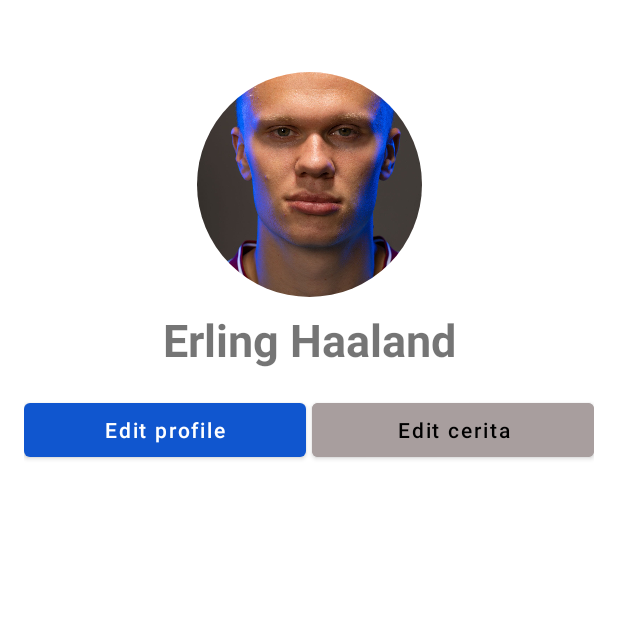
After one commit to achmadsyarif252/FasbookApp, an Android app: the ProfileActivity screen opened directly, with no data from a screen before it, on a phone screen of 412 x 824 dp, the top half of it. The commit adds this screen. Run offline under Robolectric (Android 15) with nearby library versions, the phone set to English and light mode, and no system bars; our stand-ins replace CircleImageView.

Commit message:
Implementation of concept i have gain from dicoding android developer roadmap

```diff
--- a/app/build.gradle
+++ b/app/build.gradle
@@ -1,6 +1,8 @@
 plugins {
     id 'com.android.application'
     id 'org.jetbrains.kotlin.android'
+    id 'kotlin-parcelize'
+
 }
 
 android {
--- a/app/src/main/AndroidManifest.xml
+++ b/app/src/main/AndroidManifest.xml
@@ -17,6 +17,12 @@
             android:name=".HomeActivity"
             android:exported="false" />
         <activity
+            android:name=".PostQutesActivity"
+            android:exported="false" />
+        <activity
+            android:name=".ProfileActivity"
+            android:exported="false" />
+        <activity
             android:name=".MainActivity"
             android:exported="true">
             <intent-filter>
--- /dev/null
+++ b/app/src/main/java/com/example/latihankonsep/ProfileActivity.kt
@@ -0,0 +1,25 @@
+package com.example.latihankonsep
+
+import androidx.appcompat.app.AppCompatActivity
+import android.os.Bundle
+import android.util.Log
+import com.example.latihankonsep.databinding.ActivityProfileBinding
+
+class ProfileActivity : AppCompatActivity() {
+    private lateinit var profileActivityProfileBinding: ActivityProfileBinding
+
+    override fun onCreate(savedInstanceState: Bundle?) {
+        super.onCreate(savedInstanceState)
+        profileActivityProfileBinding = ActivityProfileBinding.inflate(layoutInflater)
+        setContentView(profileActivityProfileBinding.root)
+        supportActionBar?.hide()
+
+        val mFragmentManager = supportFragmentManager
+        val mProfileFragment = ProfileFragment()
+
+        mFragmentManager.beginTransaction()
+            .add(R.id.frameContainer, mProfileFragment, ProfileFragment::class.java.simpleName)
+            .commit()
+
+    }
+}
--- /dev/null
+++ b/app/src/main/java/com/example/latihankonsep/ProfileFragment.kt
@@ -0,0 +1,49 @@
+package com.example.latihankonsep
+
+import android.os.Bundle
+import android.util.Log
+import androidx.fragment.app.Fragment
+import android.view.LayoutInflater
+import android.view.View
+import android.view.ViewGroup
+import android.widget.Button
+import android.widget.TextView
+
+class ProfileFragment : Fragment() {
+    private lateinit var btnEditProfile: Button
+    private lateinit var tvUsername: TextView
+
+    override fun onCreateView(
+        inflater: LayoutInflater, container: ViewGroup?,
+        savedInstanceState: Bundle?
+    ): View? {
+        // Inflate the layout for this fragment
+        return inflater.inflate(R.layout.fragment_profile, container, false)
+    }
+
+    override fun onViewCreated(view: View, savedInstanceState: Bundle?) {
+
+        tvUsername = view.findViewById(R.id.usn)
+        btnEditProfile = view.findViewById(R.id.btnEditProfile)
+
+        if (arguments != null) {
+            val updateUsn = arguments?.getString(EXTRA_USERNAME)
+            tvUsername.text = updateUsn
+        }
+        btnEditProfile.setOnClickListener {
+
+            val fragment = EditProfileFragment()
+            val mFragmentManager = parentFragmentManager
+            mFragmentManager?.beginTransaction()?.apply {
+                replace(R.id.frameContainer, fragment, EditProfileFragment::class.java.simpleName)
+                commit()
+            }
+        }
+        super.onViewCreated(view, savedInstanceState)
+    }
+
+    companion object {
+        const val EXTRA_USERNAME = "EXTRA_USNNAME"
+    }
+
+}
--- /dev/null
+++ b/app/src/main/res/layout/activity_profile.xml
@@ -0,0 +1,13 @@
+<?xml version="1.0" encoding="utf-8"?>
+
+<LinearLayout xmlns:android="http://schemas.android.com/apk/res/android"
+    xmlns:app="http://schemas.android.com/apk/res-auto"
+    xmlns:tools="http://schemas.android.com/tools"
+    android:layout_width="match_parent"
+    android:layout_height="wrap_content">
+
+    <FrameLayout
+        android:id="@+id/frameContainer"
+        android:layout_width="match_parent"
+        android:layout_height="match_parent" />
+</LinearLayout>
--- /dev/null
+++ b/app/src/main/res/layout/fragment_profile.xml
@@ -0,0 +1,60 @@
+<androidx.constraintlayout.widget.ConstraintLayout xmlns:android="http://schemas.android.com/apk/res/android"
+    xmlns:app="http://schemas.android.com/apk/res-auto"
+    xmlns:tools="http://schemas.android.com/tools"
+    android:layout_width="match_parent"
+    android:layout_height="match_parent"
+    android:padding="16dp"
+    tools:context=".ProfileActivity">
+
+    <de.hdodenhof.circleimageview.CircleImageView
+        android:id="@+id/profilePic"
+        android:layout_width="150dp"
+        android:layout_height="150dp"
+        android:layout_marginTop="32dp"
+        android:src="@drawable/halland"
+        app:layout_constraintEnd_toEndOf="parent"
+        app:layout_constraintStart_toStartOf="parent"
+        app:layout_constraintTop_toTopOf="parent" />
+
+    <TextView
+        android:id="@+id/usn"
+        android:layout_width="wrap_content"
+        android:layout_height="wrap_content"
+        android:layout_marginTop="8dp"
+        android:text="Erling Haaland"
+        android:textSize="30sp"
+        android:textStyle="bold"
+        app:layout_constraintEnd_toEndOf="parent"
+        app:layout_constraintStart_toStartOf="parent"
+        app:layout_constraintTop_toBottomOf="@id/profilePic" />
+
+    <LinearLayout
+        android:layout_width="match_parent"
+        android:layout_height="wrap_content"
+        android:layout_marginTop="16dp"
+        android:orientation="horizontal"
+        app:layout_constraintStart_toStartOf="parent"
+        app:layout_constraintTop_toBottomOf="@id/usn">
+
+        <Button
+            android:id="@+id/btnEditProfile"
+            android:layout_width="match_parent"
+            android:layout_height="wrap_content"
+            android:layout_weight="1"
+            android:text="Edit profile"
+            android:textAllCaps="false" />
+
+        <View
+            android:layout_width="4dp"
+            android:layout_height="wrap_content" />
+
+        <Button
+            android:layout_width="match_parent"
+            android:layout_height="wrap_content"
+            android:layout_weight="1"
+            android:backgroundTint="#A89E9E"
+            android:text="Edit cerita"
+            android:textAllCaps="false"
+            android:textColor="@color/black" />
+    </LinearLayout>
+</androidx.constraintlayout.widget.ConstraintLayout>
--- a/app/src/main/res/values/strings.xml
+++ b/app/src/main/res/values/strings.xml
@@ -3,4 +3,7 @@
     <string name="login">login</string>
     <string name="facebook">facebook</string>
     <string name="placeholder_status">, apa yang anda pikirkan?</string>
+    <string name="quote">"Be Happy Everyday"</string>
+    <!-- TODO: Remove or change this placeholder text -->
+    <string name="hello_blank_fragment">Hello blank fragment</string>
 </resources>
--- a/app/src/main/res/values/themes.xml
+++ b/app/src/main/res/values/themes.xml
@@ -2,7 +2,7 @@
     <!-- Base application theme. -->
     <style name="Theme.LatihanKonsep" parent="Theme.MaterialComponents.DayNight.DarkActionBar">
         <!-- Primary brand color. -->
-        <item name="colorPrimary">@color/purple_500</item>
+        <item name="colorPrimary">#1056CF</item>
         <item name="colorPrimaryVariant">@color/purple_700</item>
         <item name="colorOnPrimary">@color/white</item>
         <!-- Secondary brand color. -->
```
Also changed, not shown: app/src/main/java/com/example/latihankonsep/EditProfileFragment.kt (added, +67 -0 lines), app/src/main/java/com/example/latihankonsep/HomeActivity.kt (+60 -6 lines), app/src/main/java/com/example/latihankonsep/ListQuotesAdapter.kt (added, +23 -0 lines), app/src/main/java/com/example/latihankonsep/PostQutesActivity.kt (added, +31 -0 lines), app/src/main/java/com/example/latihankonsep/QuotesData.kt (added, +22 -0 lines), app/src/main/java/com/example/latihankonsep/User.kt (added, +11 -0 lines), app/src/main/res/drawable/edittextbackground.xml (added, +7 -0 lines), app/src/main/res/layout/activity_home.xml (+40 -5 lines), app/src/main/res/layout/activity_post_qutes.xml (added, +30 -0 lines), app/src/main/res/layout/fragment_edit_profile.xml (added, +67 -0 lines), app/src/main/res/layout/listquotes.xml (added, +9 -0 lines).
